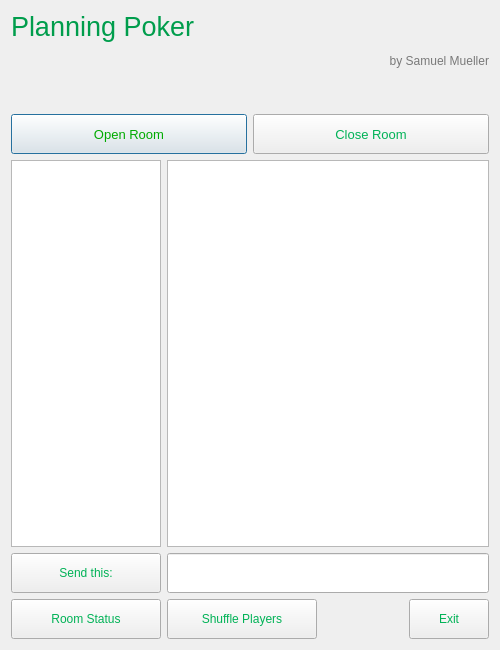
SamuelSMueller/ProjectPoker, file pokerserver.ui: the form before one commit.
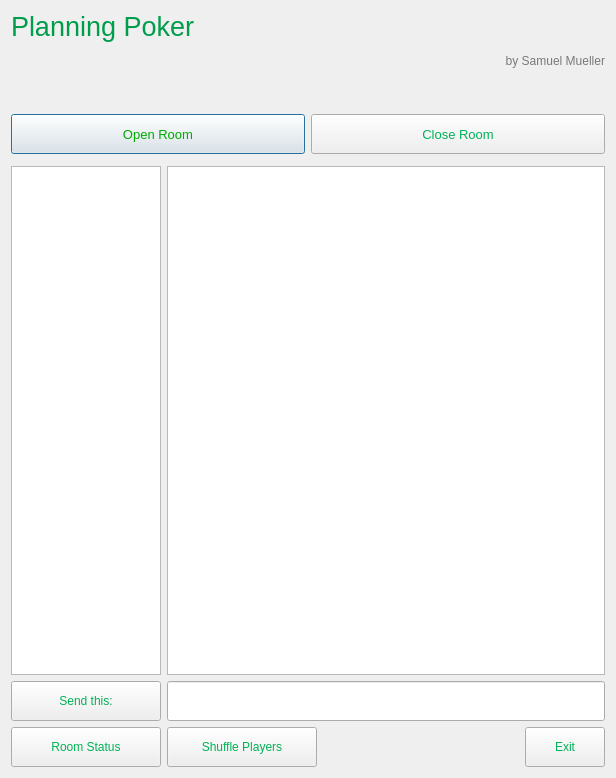
The form after the commit.

```diff
--- a/pokerserver.ui
+++ b/pokerserver.ui
@@ -6,8 +6,8 @@
    <rect>
     <x>0</x>
     <y>0</y>
-    <width>500</width>
-    <height>650</height>
+    <width>616</width>
+    <height>778</height>
    </rect>
   </property>
   <property name="minimumSize">
@@ -277,6 +277,13 @@
     </layout>
    </item>
    <item row="3" column="0">
+    <layout class="QHBoxLayout" name="chartLayoutS">
+     <item>
+      <widget class="QWidget" name="widget5" native="true"/>
+     </item>
+    </layout>
+   </item>
+   <item row="4" column="0">
     <layout class="QHBoxLayout" name="horizontalLayout_3">
      <item>
       <widget class="QListWidget" name="listWidget">
@@ -300,7 +307,7 @@
      </item>
     </layout>
    </item>
-   <item row="4" column="0">
+   <item row="5" column="0">
     <layout class="QFormLayout" name="formLayout_2">
      <item row="0" column="0">
       <widget class="QPushButton" name="pushButton_send_2">
@@ -376,7 +383,7 @@
      </item>
     </layout>
    </item>
-   <item row="5" column="0">
+   <item row="6" column="0">
     <layout class="QHBoxLayout" name="horizontalLayout_2">
      <item>
       <widget class="QPushButton" name="pushButton_testConn">
```
